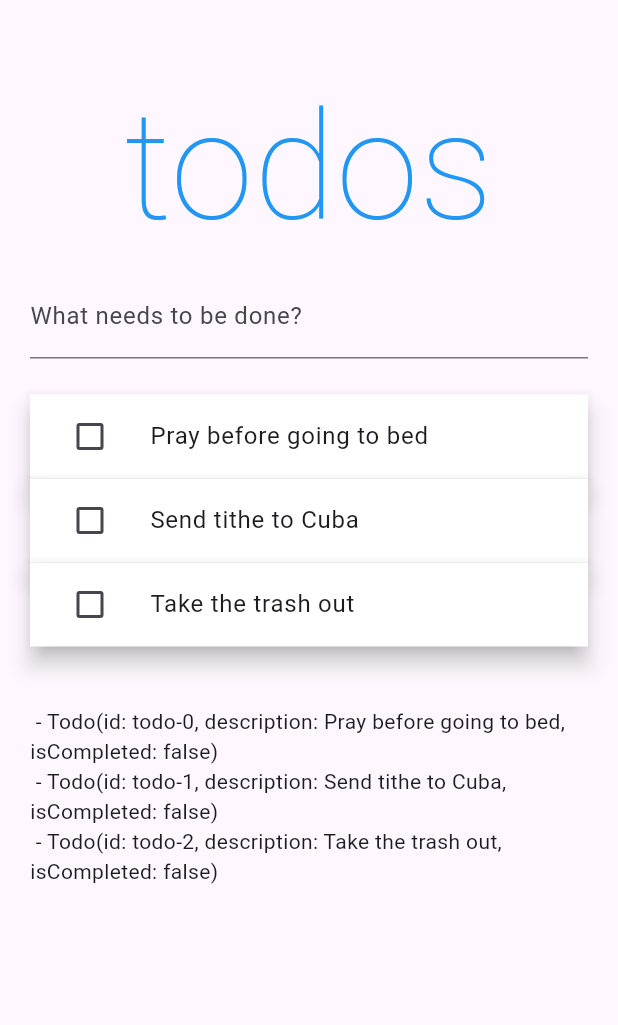
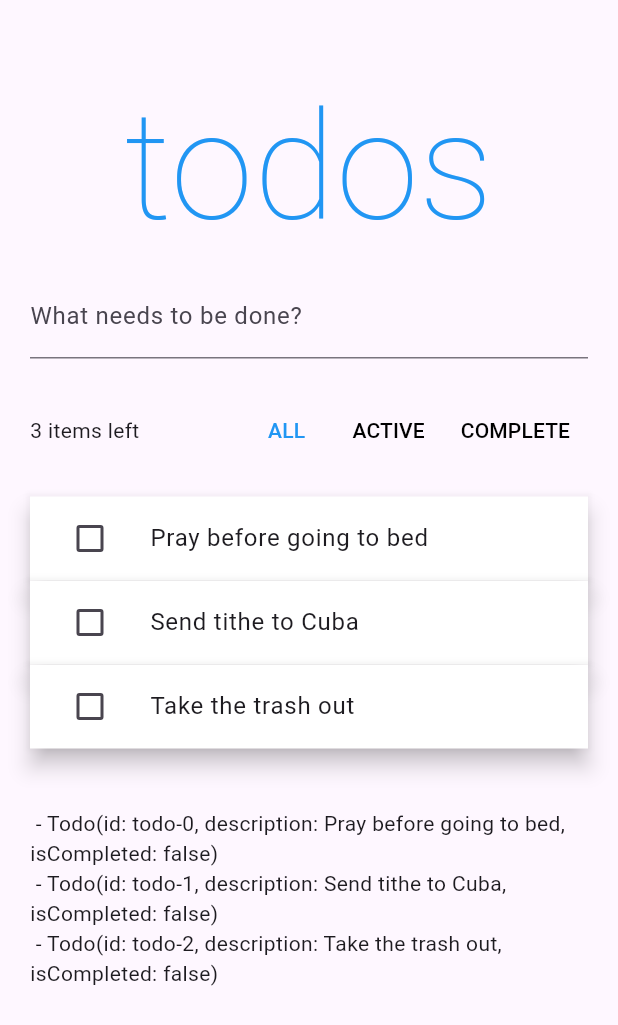
Before and after one commit to dsubiros/riverpod_todo_3_lnx, a Flutter app: the screen it shows after launch, on a phone screen of 412 x 824 dp. Shown: the top 1025 px of the screen. Run offline on Flutter 3.47's test engine with Material 3 defaults, Android fonts, the light colour scheme and no system bars; our stand-ins replace flutter_hooks, flutter_riverpod, freezed_annotation, gap, hooks_riverpod, riverpod_annotation; generated files the repository leaves out were written again.

Commit message:
- Implemented Toolbar. - TODO: Show only filtered items.

```diff
--- a/lib/src/todos/todo_list_page.dart
+++ b/lib/src/todos/todo_list_page.dart
@@ -17,8 +17,8 @@ class TodoListPage extends HookConsumerWidget {
   const TodoListPage({super.key});
   @override
   Widget build(BuildContext context, WidgetRef ref) {
-    final todoState = ref.watch(todoNotifierProvider);
-    final todoNotifier = ref.watch(todoNotifierProvider.notifier);
+    final todoState = ref.watch(todoListNotifierProvider);
+    final todoNotifier = ref.watch(todoListNotifierProvider.notifier);
     final newTodoController = useTextEditingController();
 
     return GestureDetector(
@@ -48,6 +48,8 @@ class TodoListPage extends HookConsumerWidget {
             ),
             const Gap(10),
             // TODO: Toolbar
+            const Toolbar(),
+            const Gap(20),
             // TODO: Filtered Todo List
             ...todoState.items.map(
               (todo) => Dismissible(
@@ -72,12 +74,78 @@ class TodoListPage extends HookConsumerWidget {
   }
 }
 
+class Toolbar extends ConsumerWidget {
+  const Toolbar({
+    super.key,
+  });
+
+  @override
+  Widget build(BuildContext context, WidgetRef ref) {
+    final count = ref.watch(incompleteTodosCount);
+    final filter = ref.watch(todoListFilter);
+    final notifier = ref.watch(todoListFilter.notifier);
+
+    isSelected(TodoListFilter target) => target == filter;
+
+    selectFilter(TodoListFilter target) => notifier.state = target;
+
+    return Row(
+      mainAxisAlignment: MainAxisAlignment.spaceBetween,
+      children: [
+        Expanded(child: Text('$count items left')),
+        ToolbarItem(
+            text: 'ALL',
+            message: 'All items',
+            isSelected: isSelected(TodoListFilter.all),
+            onTap: () => selectFilter(TodoListFilter.all)),
+        ToolbarItem(
+            text: 'ACTIVE',
+            message: 'Active items',
+            isSelected: isSelected(TodoListFilter.active),
+            onTap: () => selectFilter(TodoListFilter.active)),
+        ToolbarItem(
+            text: 'COMPLETE',
+            message: 'Items already complete',
+            isSelected: isSelected(TodoListFilter.complete),
+            onTap: () => selectFilter(TodoListFilter.complete)),
+      ],
+    );
+  }
+}
+
+class ToolbarItem extends StatelessWidget {
+  final String text;
+  final String message;
+  final bool isSelected;
+  final void Function()? onTap;
+
+  const ToolbarItem({
+    super.key,
+    required this.text,
+    required this.message,
+    this.isSelected = false,
+    this.onTap,
+  });
+
+  @override
+  Widget build(BuildContext context) {
+    return Tooltip(
+      message: message,
+      child: TextButton(
+          onPressed: onTap,
+          child: Text(text,
+              style:
+                  TextStyle(color: isSelected ? Colors.blue : Colors.black))),
+    );
+  }
+}
+
 class TodoItem extends HookConsumerWidget {
   const TodoItem({super.key});
   @override
   Widget build(BuildContext context, WidgetRef ref) {
     final item = ref.watch(_currentTodo);
-    final notifier = ref.watch(todoNotifierProvider.notifier);
+    final notifier = ref.watch(todoListNotifierProvider.notifier);
 
     final itemFocusNode = useFocusNode();
     final itemIsFocused = useIsFocused(itemFocusNode);
--- a/lib/src/todos/todo_provider.dart
+++ b/lib/src/todos/todo_provider.dart
@@ -1,3 +1,4 @@
+import 'package:flutter_riverpod/flutter_riverpod.dart';
 import 'package:riverpod_annotation/riverpod_annotation.dart';
 import 'package:riverpod_todo_3_lnx/src/todos/todo.dart';
 import 'package:riverpod_todo_3_lnx/src/todos/todo_state.dart';
@@ -8,7 +9,7 @@ part 'todo_provider.g.dart';
 const _uuid = Uuid();
 
 @riverpod
-class TodoNotifier extends _$TodoNotifier {
+class TodoListNotifier extends _$TodoListNotifier {
   @override
   TodoState build() {
     return const TodoState(items: [
@@ -79,3 +80,17 @@ class TodoNotifier extends _$TodoNotifier {
     });
   }
 }
+
+enum TodoListFilter {
+  all,
+  active,
+  complete,
+}
+
+final todoListFilter = StateProvider((_) => TodoListFilter.all);
+
+final incompleteTodosCount = Provider<int>((ref) => ref
+    .watch(todoListNotifierProvider)
+    .items
+    .where((item) => !item.isCompleted)
+    .length);
```
Also changed, not shown: lib/src/todos/todo_provider.g.dart.
